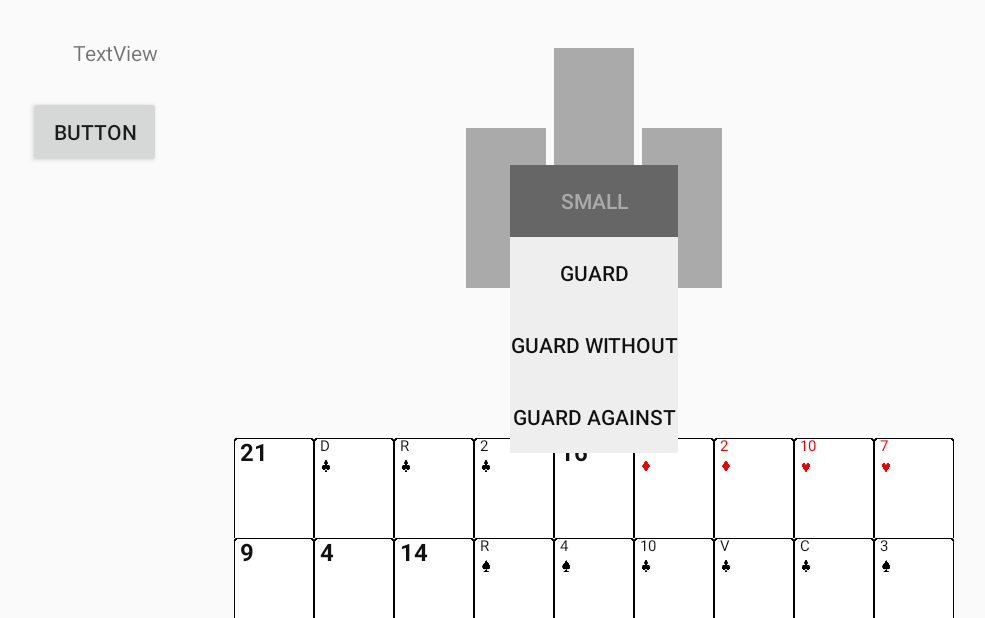
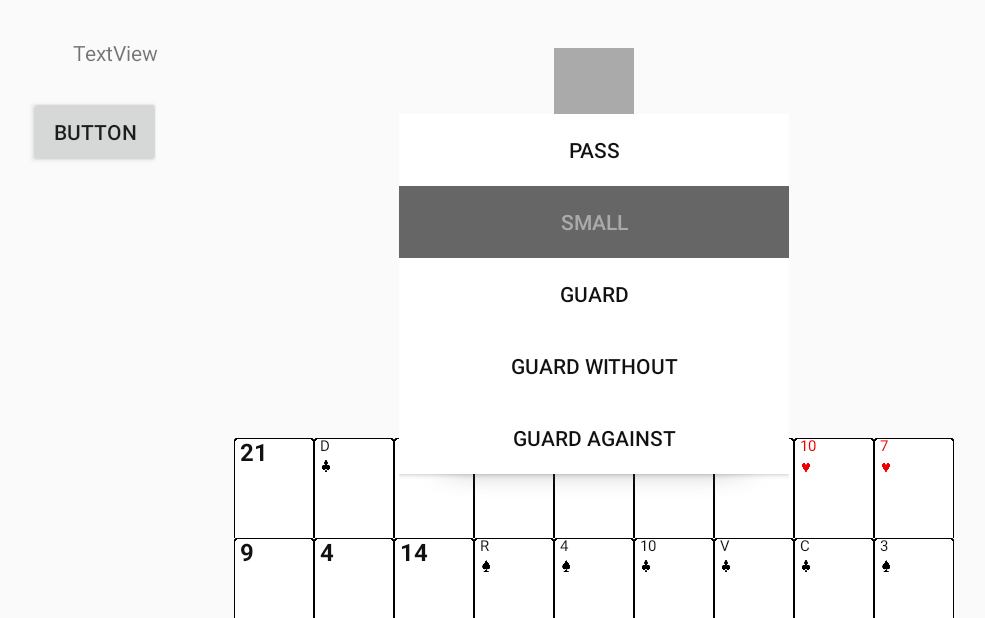
Before and after one commit to souchel/tartot, an Android app: the GameActivity screen opened directly, with no data from a screen before it, after a tap on "BUTTON", on a phone screen of 824 x 412 dp (held sideways). Shown: the whole screen, without its empty margins (24-1009 px from the left). Run offline under Robolectric (Android 15) with nearby library versions, the phone set to English and light mode, and no system bars.

Commit message:
ajout du OnClickListener sur les Bids et du coup tout le code des Bids a été réorganisé, parce que les OnClickListener se font forcément dans le onCreate. Du coup les boutons sont créés dans le onCreate mais l'affichage correct se fait à l'appel de onBidAsked. Création d'un background pour BidsLL. /!\ 2 méthodes pour vous: onBidAsked qui envoie quels bids sont possibles pour le joueur ET getBidChosen() pour récupérer le bid choisi par le joueur

```diff
--- a/tartot/app/src/main/java/team23/tartot/GameActivity.java
+++ b/tartot/app/src/main/java/team23/tartot/GameActivity.java
@@ -1,6 +1,7 @@
 package team23.tartot;
 
 import android.content.Intent;
+import android.content.res.Resources;
 import android.graphics.Bitmap;
 import android.graphics.BitmapFactory;
 import android.graphics.Matrix;
@@ -52,6 +53,7 @@ public class GameActivity extends AppCompatActivity {
     private int cardNumber = 0;
     protected ArrayList<Card> hand = new ArrayList<>();
     private APIManager apiManager;
+    protected Bid chosenBid = Bid.PASS;
 
     protected void onCreate(Bundle savedInstanceState) {
         super.onCreate(savedInstanceState);
@@ -71,6 +73,7 @@ public class GameActivity extends AppCompatActivity {
         initializeDeck(); //initialize the whole deck of 78 Cards
         initializeGameBoard(playersAmount); //initialize the centered zone where, where the cards played will be shown and the places where the player wil be. There is a ConstraintLayout in the xml and x FrameLayout will be created to place the played cards correctly in front of each player.
         initializePlayersPlacement();
+        initializeBidsLayout();
 
         /*/ ClickListener of a button that should create (graphically) a Card with a FrameLayout with inside it imageViews and button /*/
         findViewById(R.id.test_button).setOnClickListener(new View.OnClickListener() {
@@ -112,7 +115,7 @@ public class GameActivity extends AppCompatActivity {
         }
     }
 
-    public void initializePlayersPlacement() {
+    protected void initializePlayersPlacement() {
         //TODO PLACE CORRECTLY PEOPLE.
     }
 
@@ -121,7 +124,7 @@ public class GameActivity extends AppCompatActivity {
      * method called at the creation of the layout to manage the graphical components (LinearLayouts and FrameLayouts) in the game zone
      * @param playersAmount an int that corresponds to GameManager.players.size()
      */
-    public void initializeGameBoard(int playersAmount) {
+    protected void initializeGameBoard(int playersAmount) {
         LinearLayout middleGameZone = findViewById(R.id.middle_game_zone);
 
         //If there is 4 players
@@ -167,6 +170,28 @@ public class GameActivity extends AppCompatActivity {
             middleGameZone.addView(rightLL);
         }
     }
+
+
+    protected void initializeBidsLayout() {
+        LinearLayout bidsLayout = findViewById(R.id.bids_layout);
+        bidsLayout.setVisibility(View.GONE);
+        for (Bid bid : Bid.values()) {
+            final Bid thisBid = bid;
+            Button bidButton = createButtonForBidLayout(bid);
+            bidButton.setOnClickListener(new View.OnClickListener() {
+                LinearLayout bidLayout = findViewById(R.id.bids_layout);
+                @Override
+                public void onClick(View v) {
+                    chosenBid = thisBid;
+                    Log.i("bid", chosenBid.toString());
+                    bidLayout.removeAllViews();
+                    bidLayout.setVisibility(View.GONE);
+                }
+            });
+            bidsLayout.addView(bidButton);
+        }
+    }
+
 
 
     /**
@@ -410,58 +435,50 @@ public class GameActivity extends AppCompatActivity {
      */
     public void onBidAsked(ArrayList<Bid> possibleBids) {
         LinearLayout bidsLayout = findViewById(R.id.bids_layout);
-        for (Bid bid : Bid.values()) {
-            Button bidButton = createButtonForBidLayout(bid, findBidInBidList(bid, possibleBids));
-            //bidButton.setOnClickListener(bidListener);
-            bidsLayout.addView(bidButton);
-        }
-        if (!possibleBids.isEmpty()) {
+        bidsLayout.setVisibility(View.VISIBLE);
+        for (int i =0; i<bidsLayout.getChildCount(); i++) {
+            Button bidButton = (Button) bidsLayout.getChildAt(i);
+            Bid bid = getBidByButton(bidButton);
 
+            if (possibleBids.contains(bid) || bid == Bid.PASS) {
+                bidButton.setBackgroundColor(getResources().getColor(R.color.white));
+                bidButton.setTextColor(getResources().getColor(R.color.black));
+            } else {
+                bidButton.setBackgroundColor(getResources().getColor(R.color.unchosable));
+                bidButton.setTextColor(getResources().getColor(R.color.highlight));
+            }
         }
     }
 
-    protected Button createButtonForBidLayout(Bid bid, int i) {
+    protected Bid getBidByButton(Button button){
+        Bid bid = Bid.PASS;
+        String stringBid = button.getText().toString();
+        Resources res = getApplicationContext().getResources();
+        if (stringBid.equals(res.getString(R.string.pass))) {
+            bid = Bid.PASS;
+        } else if (stringBid.equals(res.getString(R.string.small))) {
+            bid = Bid.SMALL;
+        } else if (stringBid.equals(res.getString(R.string.guard))) {
+            bid = Bid.GUARD;
+        } else if (stringBid.equals(res.getString(R.string.guard_without))) {
+            bid = Bid.GUARD_WITHOUT;
+        } else if (stringBid.equals(res.getString(R.string.guard_against))) {
+            bid = Bid.GUARD_AGAINST;
+        }
+        return bid;
+    }
+
+
+    protected Button createButtonForBidLayout(Bid bid) {
         Button bidButton = new Button(getApplicationContext());
         bidButton.setText(bid.toString(getApplicationContext()));
         //TODO FAIRE QUE CA SOIT MOINS MOCHE, FRAGMENT ?
-        if (i >= 0) {
-            bidButton.setBackgroundColor(getResources().getColor(R.color.backgroundColor));
-            bidButton.setTextColor(getResources().getColor(R.color.black));
-        } else {
-            bidButton.setBackgroundColor(getResources().getColor(R.color.unchosable));
-            bidButton.setTextColor(getResources().getColor(R.color.highlight));
-        }
         return bidButton;
     }
 
-    /*
-    View.OnClickListener bidListener = new View.OnClickListener() {
-        LinearLayout bidLayout = findViewById(R.id.bids_layout);
-        @Override
-        public void onClick(View v) {
-            bidLayout.removeAllViews();
-            //TODO RENVOYER LE BON BID
-        }
-    };
-    */
 
-    /**
-     *
-     * @param bid
-     * @param bidList
-     * @return
-     */
-    protected int findBidInBidList (Bid bid, ArrayList<Bid> bidList) {
-        int pos = -1;
-
-        for (int i=0; i<bidList.size(); i++) {
-            if (bid == bidList.get(i)) {
-                pos = i;
-                break;
-            }
-        }
-
-        return pos;
+    public Bid getChosenBid() {
+        return this.chosenBid;
     }
 
     public void onShowCard(Card card, Player player) {
--- a/tartot/app/src/main/java/team23/tartot/core/Bid.java
+++ b/tartot/app/src/main/java/team23/tartot/core/Bid.java
@@ -6,6 +6,7 @@ import android.content.res.Resources;
 import team23.tartot.R;
 
 public enum Bid {
+	PASS(0),
 	SMALL(1),
 	GUARD(2),
 	GUARD_WITHOUT(4),
@@ -36,6 +37,7 @@ public enum Bid {
 	public String toString(Context context) {
 		Resources res = context.getResources();
 		switch(this) {
+			case PASS: return res.getString(R.string.pass);
 			case SMALL: return res.getString(R.string.small);
 			case GUARD: return res.getString(R.string.guard);
 			case GUARD_WITHOUT: return res.getString(R.string.guard_without);
--- a/tartot/app/src/main/res/layout/activity_game.xml
+++ b/tartot/app/src/main/res/layout/activity_game.xml
@@ -98,6 +98,7 @@
         app:layout_constraintBottom_toBottomOf="parent"
         app:layout_constraintEnd_toEndOf="parent"
         app:layout_constraintStart_toStartOf="parent"
-        app:layout_constraintTop_toTopOf="parent"></LinearLayout>
+        app:layout_constraintTop_toTopOf="parent"
+        android:background="@drawable/bids_layout_shadow"></LinearLayout>
 
 </android.support.constraint.ConstraintLayout>
--- a/tartot/app/src/main/res/values/colors.xml
+++ b/tartot/app/src/main/res/values/colors.xml
@@ -9,6 +9,7 @@
     <color name="transparent">#00000000</color>
     <color name="red">#EE0000</color>
     <color name="black">#111111</color>
+    <color name="white">#FFFFFF</color>
     <color name="backgroundColor">#EEEEEE</color>
     <color name="highlight">#AAAAAA</color>
 
--- a/tartot/app/src/main/res/values/strings.xml
+++ b/tartot/app/src/main/res/values/strings.xml
@@ -45,6 +45,7 @@
     <string name="is_inviting_you">is inviting you</string>
 
     <!-- Strings related to Bid -->
+    <string name="pass">Pass</string>
     <string name="small">Small</string>
     <string name="guard">Guard</string>
     <string name="guard_without">Guard Without</string>
```
Also changed, not shown: tartot/app/src/main/res/drawable/bids_layout_shadow.png (added).
